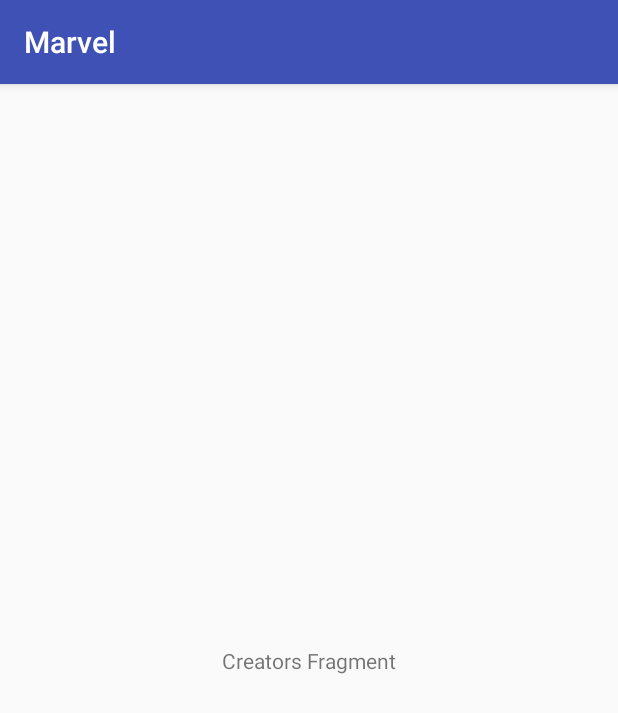
After one commit to FredDominant/Android-Marvel-Client, an Android app: the fragment CreatorsFragment shown on its own in the app's theme, on a phone screen of 412 x 824 dp. The commit adds this screen. Shown: the top 713 px of the screen. Run offline under Robolectric (Android 15) with nearby library versions, the phone set to English and light mode, and no system bars.

Commit message:
[feature Fragment] add fragments to each tab

```diff
--- a/app/build.gradle
+++ b/app/build.gradle
@@ -34,6 +34,7 @@ dependencies {
     implementation 'com.android.support:appcompat-v7:27.1.1'
     implementation 'com.android.support.constraint:constraint-layout:1.1.3'
     implementation 'com.android.support:design:27.1.1'
+    implementation 'com.android.support:support-v4:27.1.1'
     testImplementation 'junit:junit:4.12'
     implementation "com.squareup.retrofit2:retrofit:$retrofit_version"
     androidTestImplementation 'com.android.support.test:runner:1.0.2'
--- /dev/null
+++ b/app/src/main/java/com/noblemajesty/marvel/views/CreatorsFragment.kt
@@ -0,0 +1,62 @@
+package com.noblemajesty.marvel.views
+
+
+import android.os.Bundle
+import android.support.v4.app.Fragment
+import android.view.LayoutInflater
+import android.view.View
+import android.view.ViewGroup
+
+import com.noblemajesty.marvel.R
+
+// TODO: Rename parameter arguments, choose names that match
+// the fragment initialization parameters, e.g. ARG_ITEM_NUMBER
+private const val ARG_PARAM1 = "param1"
+private const val ARG_PARAM2 = "param2"
+
+/**
+ * A simple [Fragment] subclass.
+ * Use the [CreatorsFragment.newInstance] factory method to
+ * create an instance of this fragment.
+ *
+ */
+class CreatorsFragment : Fragment() {
+    // TODO: Rename and change types of parameters
+    private var param1: String? = null
+    private var param2: String? = null
+
+    override fun onCreate(savedInstanceState: Bundle?) {
+        super.onCreate(savedInstanceState)
+        arguments?.let {
+            param1 = it.getString(ARG_PARAM1)
+            param2 = it.getString(ARG_PARAM2)
+        }
+    }
+
+    override fun onCreateView(inflater: LayoutInflater, container: ViewGroup?,
+                              savedInstanceState: Bundle?): View? {
+        // Inflate the layout for this fragment
+        return inflater.inflate(R.layout.fragment_creators, container, false)
+    }
+
+
+    companion object {
+        /**
+         * Use this factory method to create a new instance of
+         * this fragment using the provided parameters.
+         *
+         * @param param1 Parameter 1.
+         * @param param2 Parameter 2.
+         * @return A new instance of fragment CreatorsFragment.
+         */
+        // TODO: Rename and change types and number of parameters
+        @JvmStatic
+        fun newInstance(param1: String, param2: String) =
+                CreatorsFragment().apply {
+                    arguments = Bundle().apply {
+                        putString(ARG_PARAM1, param1)
+                        putString(ARG_PARAM2, param2)
+                    }
+                }
+    }
+}
--- /dev/null
+++ b/app/src/main/res/layout/fragment_creators.xml
@@ -0,0 +1,23 @@
+<?xml version="1.0" encoding="utf-8"?>
+<android.support.constraint.ConstraintLayout xmlns:android="http://schemas.android.com/apk/res/android"
+  xmlns:app="http://schemas.android.com/apk/res-auto"
+  xmlns:tools="http://schemas.android.com/tools"
+  android:layout_width="match_parent"
+  android:layout_height="match_parent"
+  tools:context=".views.CreatorsFragment">
+
+  <!-- TODO: Update blank fragment layout -->
+  <TextView
+    android:layout_width="wrap_content"
+    android:layout_height="wrap_content"
+    android:layout_marginTop="8dp"
+    android:layout_marginBottom="8dp"
+    android:layout_marginStart="8dp"
+    android:layout_marginEnd="8dp"
+    android:text="Creators Fragment"
+    app:layout_constraintBottom_toBottomOf="parent"
+    app:layout_constraintEnd_toEndOf="parent"
+    app:layout_constraintStart_toStartOf="parent"
+    app:layout_constraintTop_toTopOf="parent"/>
+
+</android.support.constraint.ConstraintLayout>
--- a/app/src/main/res/values/strings.xml
+++ b/app/src/main/res/values/strings.xml
@@ -5,4 +5,7 @@
   <string name="title_home">Home</string>
   <string name="title_dashboard">Dashboard</string>
   <string name="title_notifications">Notifications</string>
+
+  <!-- TODO: Remove or change this placeholder text -->
+  <string name="hello_blank_fragment">Hello blank fragment</string>
 </resources>
```
Also changed, not shown: app/src/main/java/com/noblemajesty/marvel/views/CharactersFragment.kt (added, +64 -0 lines), app/src/main/java/com/noblemajesty/marvel/views/EventsFragment.kt (added, +62 -0 lines), app/src/main/java/com/noblemajesty/marvel/views/MainActivity.kt (+25 -3 lines), app/src/main/java/com/noblemajesty/marvel/views/StoriesFragment.kt (added, +62 -0 lines), app/src/main/res/layout/activity_main.xml (+7 -6 lines), app/src/main/res/layout/fragment_chracters.xml (added, +24 -0 lines), app/src/main/res/layout/fragment_events.xml (added, +23 -0 lines), app/src/main/res/layout/fragment_stories.xml (added, +14 -0 lines).
